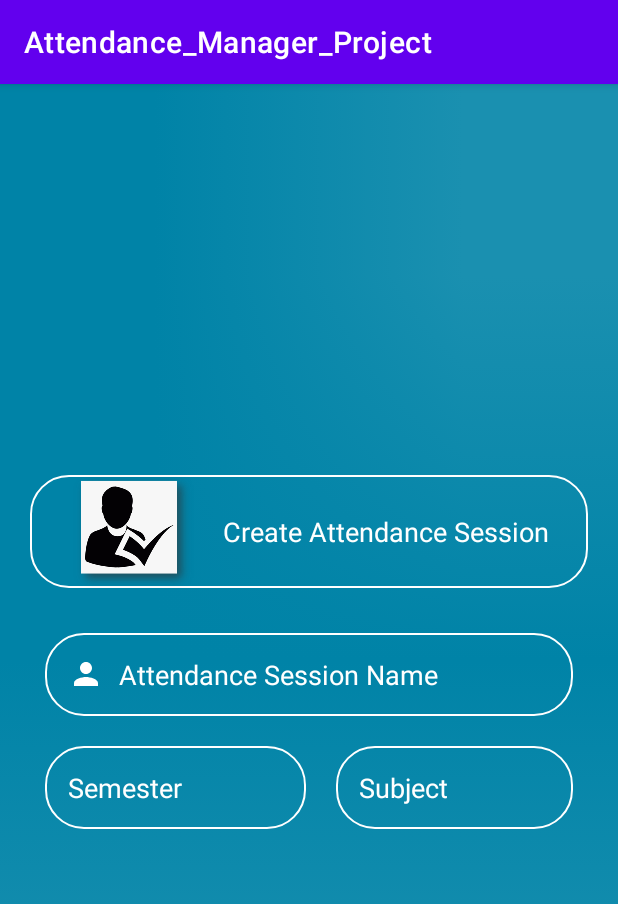
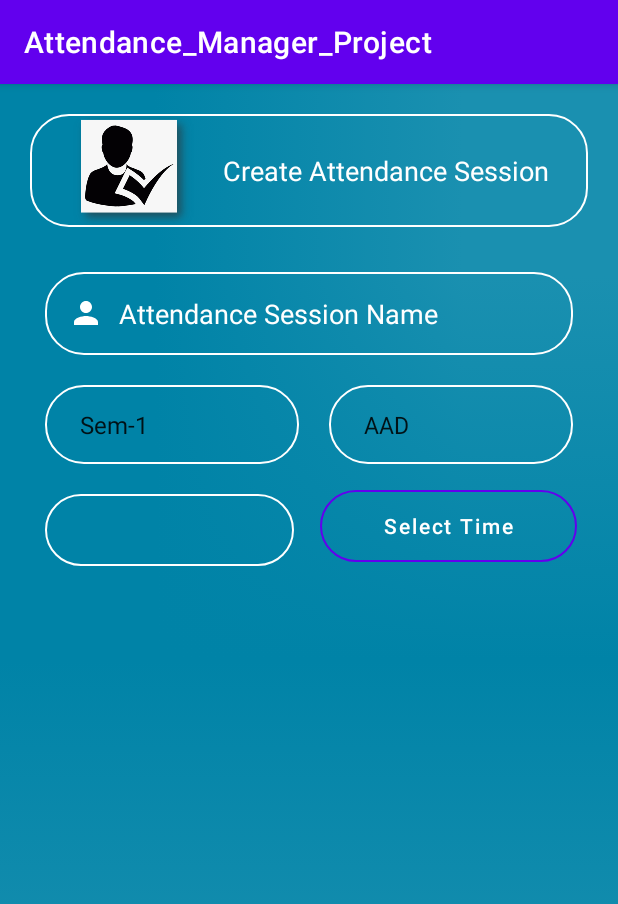
Before and after one commit to Ujas-Goti/Attendance_Manager_Try, an Android app: the Session_Create screen opened directly, with no data from a screen before it, on a phone screen of 412 x 824 dp. Shown: the top 904 px of the screen. Run offline under Robolectric (Android 15) with nearby library versions, the phone set to English and light mode, and no system bars.

Commit message:
Date Time Picker Set

```diff
--- a/app/src/main/java/com/example/attendance_manager_try/Session_Create.java
+++ b/app/src/main/java/com/example/attendance_manager_try/Session_Create.java
@@ -2,13 +2,63 @@ package com.example.attendance_manager_try;
 
 import androidx.appcompat.app.AppCompatActivity;
 
+import android.app.DatePickerDialog;
+import android.app.TimePickerDialog;
 import android.os.Bundle;
+import android.text.format.DateFormat;
+import android.view.View;
+import android.widget.Button;
+import android.widget.DatePicker;
+import android.widget.TextView;
+import android.widget.TimePicker;
 
-public class Session_Create extends AppCompatActivity {
+import java.util.Calendar;
+
+public class Session_Create extends AppCompatActivity implements DatePickerDialog.OnDateSetListener, TimePickerDialog.OnTimeSetListener {
+
+    Button time_Set;
+    TextView time_Show;
+
+    int day,month,year,hour,minute;
+    int final_day,final_month,final_year,final_hour,final_minute;
 
     @Override
     protected void onCreate(Bundle savedInstanceState) {
         super.onCreate(savedInstanceState);
         setContentView(R.layout.activity_session_create);
+
+        time_Set = findViewById(R.id.TimeSetter);
+        time_Show = findViewById(R.id.time_Shower);
+        time_Set.setOnClickListener(new View.OnClickListener() {
+            @Override
+            public void onClick(View view) {
+                Calendar cal = Calendar.getInstance();
+                year = cal.get(Calendar.YEAR);
+                month = cal.get(Calendar.MONTH);
+                day = cal.get(Calendar.DAY_OF_MONTH);
+                DatePickerDialog datePickerDialog = new DatePickerDialog(Session_Create.this,Session_Create.this,year,month,day);
+                datePickerDialog.show();
+            }
+        });
+    }
+
+    @Override
+    public void onDateSet(DatePicker datePicker, int i, int i1, int i2) {
+        final_year = i;
+        final_month = i1;
+        final_day = i2;
+
+        Calendar cal = Calendar.getInstance();
+        hour = cal.get(Calendar.HOUR_OF_DAY);
+        minute = cal.get(Calendar.MINUTE);
+        TimePickerDialog timePickerDialog = new TimePickerDialog(Session_Create.this,Session_Create.this,hour,minute, DateFormat.is24HourFormat(this));
+        timePickerDialog.show();
+    }
+
+    @Override
+    public void onTimeSet(TimePicker timePicker, int i, int i1) {
+        final_hour = i;
+        final_minute = i1;
+        time_Show.setText("StartTime : " + final_hour + ":" + final_minute);
     }
 }
--- a/app/src/main/res/layout/activity_session_create.xml
+++ b/app/src/main/res/layout/activity_session_create.xml
@@ -6,28 +6,23 @@
     android:layout_height="match_parent"
     android:background="@mipmap/back"
     android:orientation="vertical"
-    android:gravity="center"
+    android:gravity="top"
     android:padding="20dp">
 
-    <LinearLayout
-        android:layout_width="match_parent"
-        android:layout_height="wrap_content"
-        android:orientation="horizontal">
-
-        <EditText
+        <TextView
             android:id="@+id/textView"
             android:layout_width="match_parent"
             android:layout_height="75dp"
             android:layout_marginBottom="20dp"
             android:autofillHints=""
             android:background="@drawable/shapeemail"
-            android:drawableLeft="@mipmap/logo_foreground"
             android:drawablePadding="5dp"
             android:padding="15dp"
+            android:textSize="18sp"
+            android:gravity="center|start"
             android:text="@string/create_session"
-            android:textColor="@color/white" />
-    </LinearLayout>
-
+            android:textColor="@color/white"
+            app:drawableLeftCompat="@mipmap/logo_foreground" />
 
     <EditText
         android:id="@+id/Session_Name"
@@ -50,7 +45,7 @@
         android:layout_height="wrap_content"
         android:orientation="horizontal">
 
-    <EditText
+    <Spinner
         android:id="@+id/Semester"
         android:layout_width="wrap_content"
         android:layout_height="wrap_content"
@@ -62,9 +57,11 @@
         android:inputType="text"
         android:padding="15dp"
         android:textColor="@color/white"
+        android:entries="@array/sem_Entries"
         android:textColorHighlight="@color/white"
         android:textColorHint="@color/white" />
-        <EditText
+
+        <Spinner
             android:id="@+id/Subject"
             android:layout_width="wrap_content"
             android:layout_height="wrap_content"
@@ -75,8 +72,41 @@
             android:importantForAutofill="no"
             android:inputType="text"
             android:padding="15dp"
+            android:entries="@array/subject_Entries"
             android:textColor="@color/white"
             android:textColorHighlight="@color/white"
+            android:textColorHint="@color/white" />
+    </LinearLayout>
+
+    <LinearLayout
+        android:layout_width="match_parent"
+        android:layout_height="wrap_content"
+        android:orientation="horizontal">
+
+       <TextView
+           android:id="@+id/time_Shower"
+           android:layout_width="match_parent"
+           android:layout_weight="1"
+           android:layout_margin="10dp"
+           android:text=""
+           android:textFontWeight="2"
+           android:gravity="center"
+           android:background="@drawable/shapeemail"
+           android:textColor="@color/white"
+           android:layout_height="48dp"/>
+
+        <Button
+            android:id="@+id/TimeSetter"
+            android:layout_width="match_parent"
+            android:layout_height="48dp"
+            android:layout_margin="7dp"
+            android:layout_weight="1"
+            android:gravity="center"
+            android:background="@drawable/shapeemail"
+            android:ems="10"
+            android:hint="Select Time"
+            android:inputType="time"
+            android:textColor="@color/white"
             android:textColorHint="@color/white" />
 
     </LinearLayout>
--- a/app/src/main/res/values/strings.xml
+++ b/app/src/main/res/values/strings.xml
@@ -9,4 +9,18 @@
     <string name="signup">SIGN UP</string>
     <string name="logo">logo</string>
     <string name="asession_name">Attendance Session Name</string>
+    <string-array name="sem_Entries">
+        <item>Sem-1</item>
+        <item>Sem-2</item>
+        <item>Sem-3</item>
+        <item>Sem-4</item>
+        <item>Sem-5</item>
+        <item>Sem-6</item>
+    </string-array>
+    <string-array name="subject_Entries">
+        <item>AAD</item>
+        <item>PHP</item>
+        <item>WNS</item>
+        <item>AJAVA</item>
+    </string-array>
 </resources>
```
